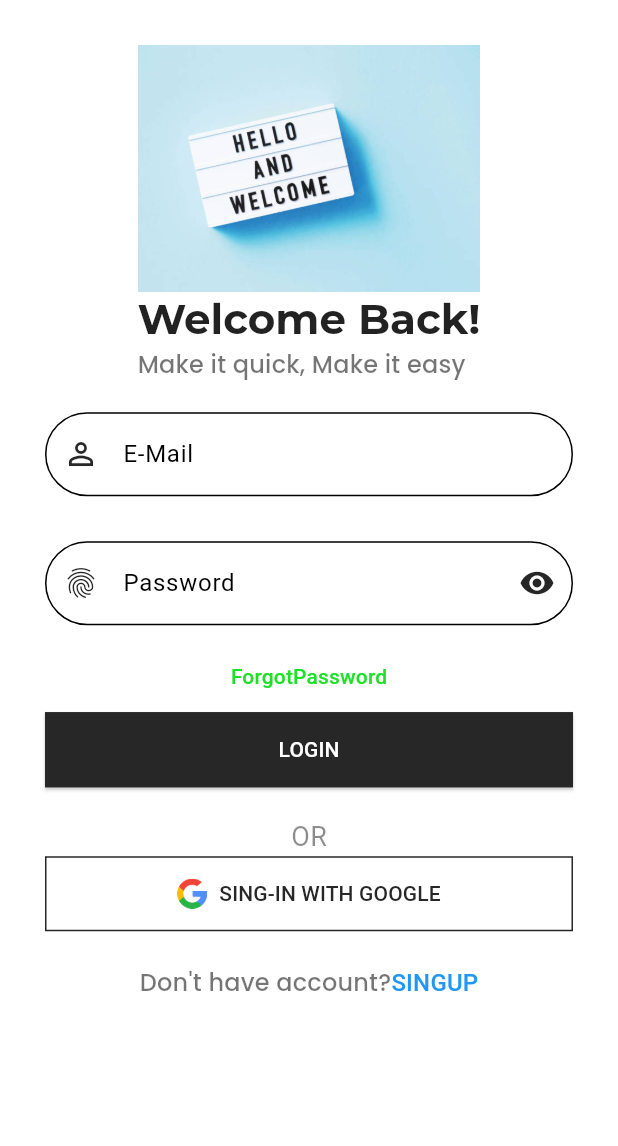
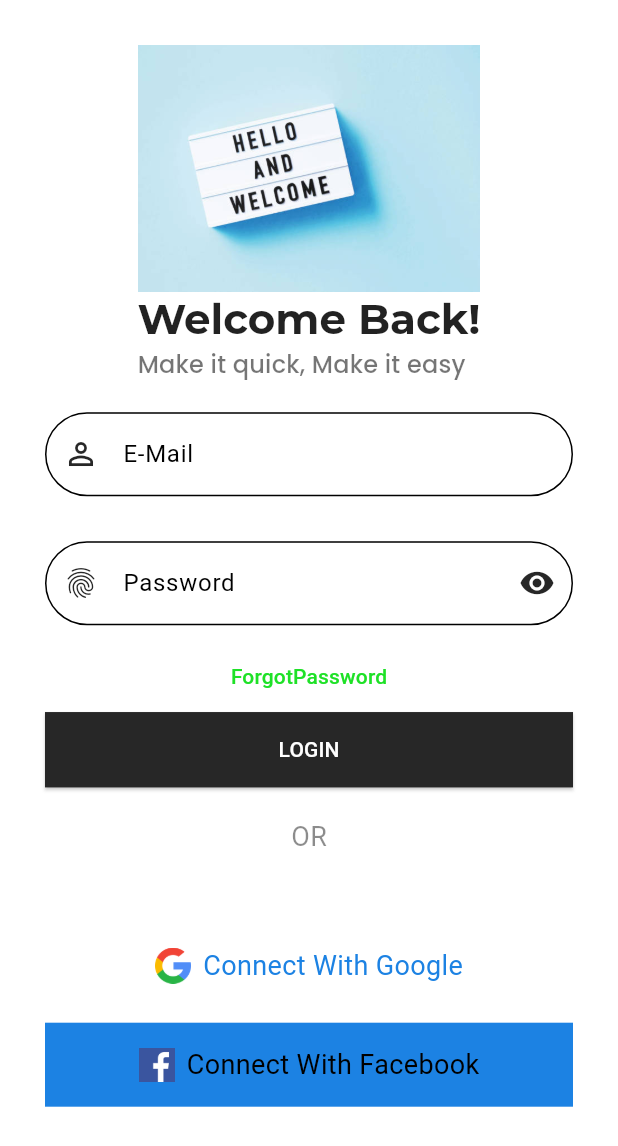
Before and after one commit to AhmedMBA6/flutter_registration_app, a Flutter app: the LoginScreen screen opened directly, on a phone screen of 412 x 824 dp. Shown: the top 1146 px of the screen. Run offline on Flutter 3.47's test engine with Material 3 defaults, Android fonts, the phone set to English and light mode, and no system bars; our stand-ins replace cloud_firestore, firebase_auth, firebase_core, flutter_native_splash, flutter_otp_text_field, get and 5 more; missing offline and left inert: firebase_app_check; accounts and stored records are empty.

Commit message:
handling sign in with email and password and google

```diff
--- a/lib/src/constants/image_strings.dart
+++ b/lib/src/constants/image_strings.dart
@@ -13,6 +13,7 @@ const String welcomeImage = "assets/images/welcom_images/welcomeImage.png";
 
 // --LoginImages--
 const String googleLogoImage = "assets/logos/google.png";
+const String facebookLogoImage = "assets/logos/facebookLogo.png";
 
 // --Forgot Password images--
 const String forgotPasswordImage = "assets/images/forgot_password_images/ForgotPassword.png";
--- a/lib/src/constants/text_strings.dart
+++ b/lib/src/constants/text_strings.dart
@@ -111,3 +111,8 @@ const String tEmailSent = "Hurry!!  Email on way";
 const String tCongrats = "Congratulations";
 const String tEmailLinkToResetPassword = "Email Link To Reset Password";
 const String tAccountCreateVer = "Account Create Verify Email";
+
+// --Social login text --
+const String tConnectWith = "Connect With";
+const String tGoogle = "Google";
+const String tFacebook = "Facebook";
--- a/lib/src/features/authentication/controllers/login_controller.dart
+++ b/lib/src/features/authentication/controllers/login_controller.dart
@@ -36,7 +36,7 @@ class LoginController extends GetxController{
   }
 
   /// [GoogleSignInAuthentication]
-  Future<void> GoogleSignIn() async{
+  Future<void> googleSignIn() async{
     try {
       isGoogleLoading.value = true;
       final auth = AuthenticationRepository.instance;
--- a/lib/src/features/authentication/controllers/singup_controller.dart
+++ b/lib/src/features/authentication/controllers/singup_controller.dart
@@ -27,10 +27,10 @@ GlobalKey<FormState> signupFormKey = GlobalKey<FormState>();
   Future<void> createUser() async {
     try {
       isLoading.value = true;
-      if (!signupFormKey.currentState!.validate()) {
-        isLoading.value = false;
-        return;
-      }
+      // if (!signupFormKey.currentState!.validate()) {
+      //   isLoading.value = false;
+      //   return;
+      // }
 
       /// For Phone Authentication
       // SingUpController.instance.phoneAuthentication(controller.phoneNu.text.trim());
--- a/lib/src/features/authentication/screens/login/widgets/login_footer_widgit.dart
+++ b/lib/src/features/authentication/screens/login/widgets/login_footer_widgit.dart
@@ -1,7 +1,6 @@
 import 'package:flutter/material.dart';
-import 'package:flutter_registration_app/src/constants/image_strings.dart';
-import 'package:flutter_registration_app/src/constants/sizes.dart';
 import 'package:flutter_registration_app/src/constants/text_strings.dart';
+import 'package:flutter_registration_app/src/utils/socials/social_footer.dart';
 
 class LoginFooterWidget extends StatelessWidget {
   const LoginFooterWidget({
@@ -13,20 +12,21 @@ class LoginFooterWidget extends StatelessWidget {
     return Column(
       children: [
         Text("OR"),
-        SizedBox(
-          width: double.infinity,
-          child: OutlinedButton.icon(
-            onPressed: () {},
-            label: Text(tSignInWithGoogle.toUpperCase()),
-            icon: Image(
-              image: AssetImage(googleLogoImage),
-              width: 20.0,
-            ),
-          ),
-        ),
-        SizedBox(
-          height: formHeight - 20,
-        ),
+        SocialFooter(),
+        // SizedBox(
+        //   width: double.infinity,
+        //   child: OutlinedButton.icon(
+        //     onPressed: () {},
+        //     label: Text(tSignInWithGoogle.toUpperCase()),
+        //     icon: Image(
+        //       image: AssetImage(googleLogoImage),
+        //       width: 20.0,
+        //     ),
+        //   ),
+        // ),
+        // SizedBox(
+        //   height: formHeight - 20,
+        // ),
         TextButton(
           onPressed: () {},
           child: Text.rich(
--- a/lib/src/features/authentication/screens/signup/widgets/singup_form_widget.dart
+++ b/lib/src/features/authentication/screens/signup/widgets/singup_form_widget.dart
@@ -96,7 +96,9 @@ class SingUpFormWidget extends StatelessWidget {
               SizedBox(
                 width: double.infinity,
                 child: OutlinedButton.icon(
-                  onPressed: () {},
+                  onPressed: () {
+
+                  },
                   label: Text(tSignInWithGoogle.toUpperCase()),
                   icon: Image(
                     image: AssetImage(googleLogoImage),
--- /dev/null
+++ b/lib/src/utils/socials/button_loading_widget.dart
@@ -0,0 +1,20 @@
+import 'package:flutter/material.dart';
+
+class ButtonLoadingWidget extends StatelessWidget {
+  const ButtonLoadingWidget({super.key});
+
+  @override
+  Widget build(BuildContext context) {
+    return Row(
+      children: [
+        SizedBox(
+          width: 20,
+          height: 20,
+          child: CircularProgressIndicator(color: Colors.white,),
+        ),
+        SizedBox(width: 10,),
+        Text("Loading ..."),
+      ],
+    );
+  }
+}
--- /dev/null
+++ b/lib/src/utils/socials/social_button.dart
@@ -0,0 +1,52 @@
+import 'package:flutter/foundation.dart';
+import 'package:flutter/material.dart';
+import 'package:flutter/widgets.dart';
+import 'package:flutter_registration_app/src/utils/socials/button_loading_widget.dart';
+
+class SocialButton extends StatelessWidget {
+  const SocialButton({
+    Key? key,
+    required this.text,
+    required this.image,
+    this.isLoading = false,
+    required this.foreground,
+    required this.background,
+    required this.onPressed,
+  }) : super(key: key);
+
+  final String text;
+  final String image;
+  final Color foreground, background;
+  final VoidCallback onPressed;
+  final bool isLoading;
+
+  @override
+  Widget build(BuildContext context) {
+    return SizedBox(
+      width: double.infinity,
+      child: ElevatedButton.icon(
+          onPressed: onPressed,
+          style: ElevatedButton.styleFrom(
+              elevation: 0,
+              foregroundColor: foreground,
+              backgroundColor: background,
+              side: BorderSide.none),
+          icon: isLoading
+              ? SizedBox()
+              : Image(
+                  image: AssetImage(image),
+                  width: 24,
+                  height: 24,
+                ),
+          label: isLoading
+              ? ButtonLoadingWidget()
+              : Text(
+                  text,
+                  style: Theme.of(context)
+                      .textTheme
+                      .bodyMedium!
+                      .apply(color: foreground),
+                )),
+    );
+  }
+}
--- /dev/null
+++ b/lib/src/utils/socials/social_footer.dart
@@ -0,0 +1,61 @@
+import 'package:flutter/material.dart';
+import 'package:flutter/widgets.dart';
+import 'package:flutter_registration_app/src/constants/colors.dart';
+import 'package:flutter_registration_app/src/constants/image_strings.dart';
+import 'package:flutter_registration_app/src/constants/sizes.dart';
+import 'package:flutter_registration_app/src/constants/text_strings.dart';
+import 'package:flutter_registration_app/src/features/authentication/controllers/login_controller.dart';
+import 'package:flutter_registration_app/src/utils/socials/social_button.dart';
+import 'package:get/get.dart';
+
+class SocialFooter extends StatelessWidget {
+  const SocialFooter({super.key});
+
+
+  @override
+  Widget build(BuildContext context) {
+    final controller = Get.put(LoginController());
+    return Container(
+      padding: EdgeInsets.only(top: defaultSize * 1.5, bottom: defaultSize),
+      child: Column(
+        children: [
+          Obx(
+            () => SocialButton(
+              text: "${tConnectWith.tr} ${tGoogle.tr}",
+              image: googleLogoImage,
+              foreground: teamAccentColor,
+              background: teamWhiteColor,
+              isLoading: controller.isGoogleLoading.value ? true : false,
+              onPressed: controller.isFacebookLoading.value ||
+                      controller.isLoading.value
+                  ? () {}
+                  : controller.isGoogleLoading.value
+                      ? () {}
+                      : () => controller.googleSignIn,
+            ),
+          ),
+          SizedBox(
+            height: 10,
+          ),
+          Obx(
+            () => SocialButton(
+                text: "${tConnectWith.tr} ${tFacebook.tr}",
+                image: facebookLogoImage,
+                foreground: teamDarkColor,
+                background: teamAccentColor,
+                isLoading: controller.isFacebookLoading.value ? true : false,
+                onPressed: controller.isGoogleLoading.value ||
+                        controller.isLoading.value
+                    ? () {}
+                    : controller.isFacebookLoading.value
+                        ? () {}
+                        : () => {}),
+          ),
+          SizedBox(
+            height: defaultSize * 2,
+          ),
+        ],
+      ),
+    );
+  }
+}
```
Also changed, not shown: assets/logos/facebookLogo.png (added).
